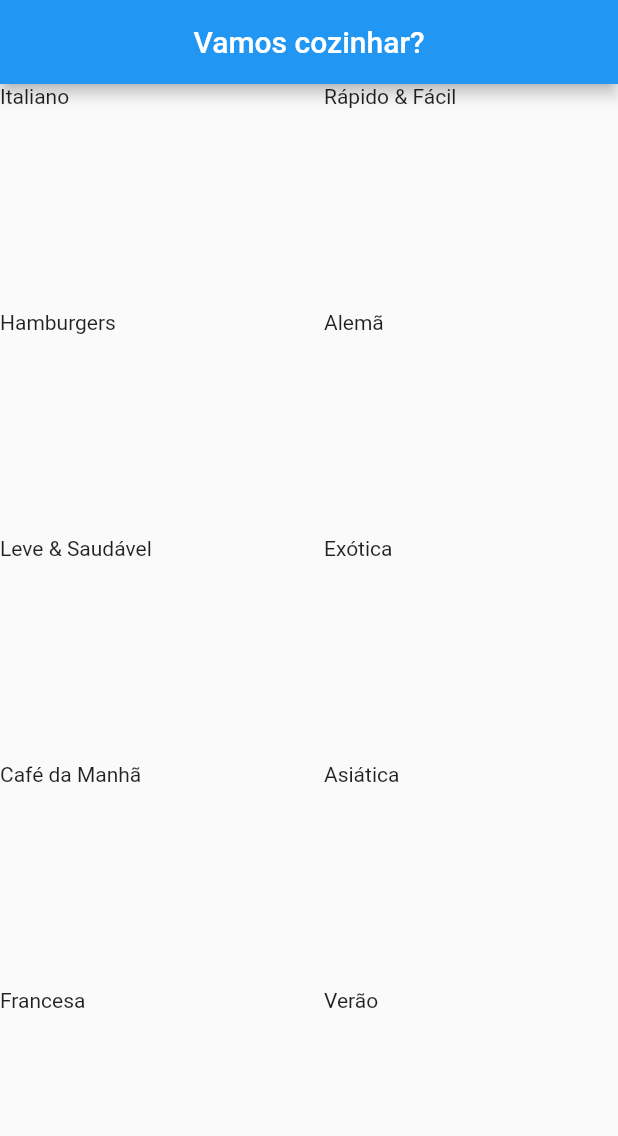
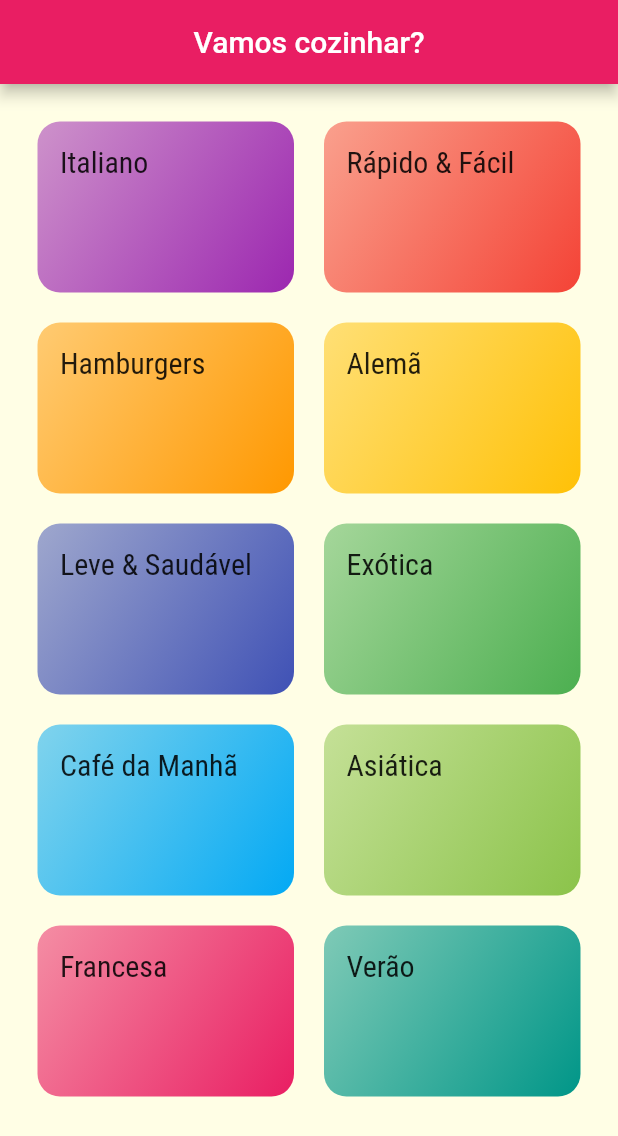
Before and after one commit to LuizFernandesOliveira/flutter_app_meals, a Flutter app: the screen it shows after launch, on a phone screen of 412 x 824 dp. Shown: the top 1136 px of the screen. Run offline on Flutter 3.47's test engine with Material 2 defaults, Android fonts, the light colour scheme and no system bars.

Commit message:
add fonts

```diff
--- a/lib/components/category_item.dart
+++ b/lib/components/category_item.dart
@@ -9,7 +9,22 @@
   @override
   Widget build(BuildContext context) {
     return Container(
-      child: Text(category.title),
+      child: Text(
+        category.title,
+        style: Theme.of(context).textTheme.titleMedium,
+      ),
+      padding: const EdgeInsets.all(15),
+      decoration: BoxDecoration(
+        borderRadius: BorderRadius.circular(15),
+        gradient: LinearGradient(
+          colors: [
+            category.color.withOpacity(0.5),
+            category.color,
+          ],
+          begin: Alignment.topLeft,
+          end: Alignment.bottomRight,
+        ),
+      ),
     );
   }
 }
--- a/lib/main.dart
+++ b/lib/main.dart
@@ -9,8 +9,16 @@
     return MaterialApp(
       title: 'DeliMeals',
       theme: ThemeData(
-        primarySwatch: Colors.blue,
-      ),
+          fontFamily: 'Raleway',
+          colorScheme: ColorScheme.fromSwatch(primarySwatch: Colors.pink)
+              .copyWith(secondary: Colors.amber),
+          textTheme: ThemeData.light().textTheme.copyWith(
+                titleMedium: const TextStyle(
+                  fontSize: 20,
+                  fontFamily: 'RobotoCondensed',
+                ),
+              ),
+          canvasColor: const Color.fromRGBO(255, 254, 229, 1)),
       home: CategoryListScreen(),
     );
   }
--- a/lib/screens/category_list_screen.dart
+++ b/lib/screens/category_list_screen.dart
@@ -11,6 +11,7 @@
         title: Center(child: Text(title)),
       ),
       body: GridView(
+        padding: const EdgeInsets.all(25),
         gridDelegate: const SliverGridDelegateWithMaxCrossAxisExtent(
             maxCrossAxisExtent: 200,
             childAspectRatio: 3 / 2,
```
Also changed, not shown: pubspec.yaml (+17 -6 lines), assets/fonts/Raleway-Black.ttf (added), assets/fonts/Raleway-Bold.ttf (added), assets/fonts/Raleway-Regular.ttf (added), assets/fonts/RobotoCondensed-Bold.ttf (added), assets/fonts/RobotoCondensed-Italic.ttf (added), assets/fonts/RobotoCondensed-Light.ttf (added), assets/fonts/RobotoCondensed-Regular.ttf (added).
